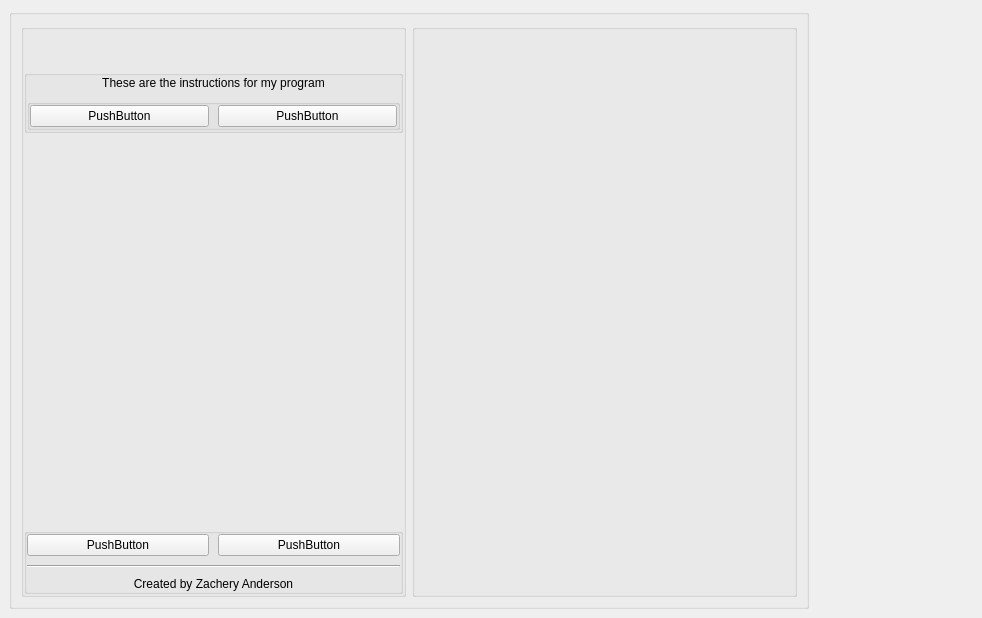
Before: the Qt Designer form Terrain_Generator/window_primary.ui in Erxrick/TerrainGenerator, drawn with Qt 5.
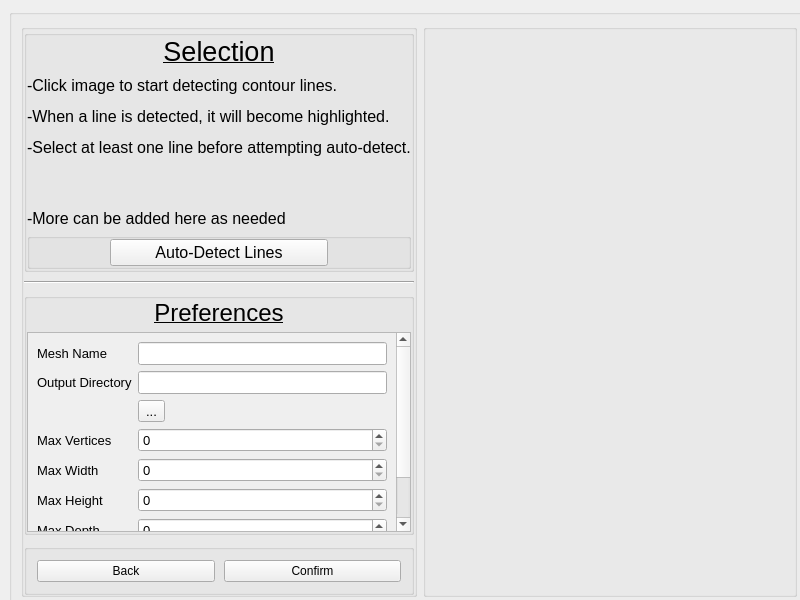
After: the same form once the commit is applied. The open tabs and pages were chosen to show the change. Custom widgets are drawn as their Qt base class.

The edit to the form file:
```diff
--- a/Terrain_Generator/window_primary.ui
+++ b/Terrain_Generator/window_primary.ui
@@ -6,8 +6,8 @@
    <rect>
     <x>0</x>
     <y>0</y>
-    <width>982</width>
-    <height>618</height>
+    <width>800</width>
+    <height>600</height>
    </rect>
   </property>
   <property name="sizePolicy">
@@ -39,6 +39,21 @@
     </size>
    </property>
    <layout class="QGridLayout" name="gridLayout_2">
+    <property name="leftMargin">
+     <number>0</number>
+    </property>
+    <property name="topMargin">
+     <number>0</number>
+    </property>
+    <property name="rightMargin">
+     <number>0</number>
+    </property>
+    <property name="bottomMargin">
+     <number>0</number>
+    </property>
+    <property name="spacing">
+     <number>0</number>
+    </property>
     <item row="0" column="0">
      <widget class="QStackedWidget" name="stackedWidget">
       <property name="enabled">
@@ -63,7 +78,7 @@
        <number>0</number>
       </property>
       <property name="currentIndex">
-       <number>0</number>
+       <number>1</number>
       </property>
       <widget class="MainMenuPage" name="page1">
        <property name="sizePolicy">
@@ -181,8 +196,14 @@
                  </property>
                  <item>
                   <widget class="QLabel" name="label_2">
+                   <property name="font">
+                    <font>
+                     <pointsize>20</pointsize>
+                     <underline>true</underline>
+                    </font>
+                   </property>
                    <property name="text">
-                    <string>These are the instructions for my program</string>
+                    <string>Instructions</string>
                    </property>
                    <property name="alignment">
                     <set>Qt::AlignCenter</set>
@@ -195,6 +216,34 @@
                    </property>
                   </widget>
                  </item>
+                 <item>
+                  <widget class="QLabel" name="label_5">
+                   <property name="font">
+                    <font>
+                     <pointsize>12</pointsize>
+                    </font>
+                   </property>
+                   <property name="text">
+                    <string>&lt;html&gt;&lt;head/&gt;&lt;body&gt;&lt;p&gt;-Load topographical map in supported file type to get started.&lt;/p&gt;&lt;p&gt;-Once proper image is loaded, press continue.&lt;/p&gt;&lt;p&gt;&lt;br/&gt;&lt;/p&gt;&lt;p&gt;-More will get added later but this is good enough for now&lt;/p&gt;&lt;/body&gt;&lt;/html&gt;</string>
+                   </property>
+                   <property name="wordWrap">
+                    <bool>true</bool>
+                   </property>
+                  </widget>
+                 </item>
+                 <item>
+                  <spacer name="verticalSpacer_5">
+                   <property name="orientation">
+                    <enum>Qt::Vertical</enum>
+                   </property>
+                   <property name="sizeHint" stdset="0">
+                    <size>
+                     <width>20</width>
+                     <height>60</height>
+                    </size>
+                   </property>
+                  </spacer>
+                 </item>
                  <item>
                   <widget class="MyStorageBox" name="groupBox_4">
                    <property name="title">
@@ -202,34 +251,92 @@
                    </property>
                    <layout class="QHBoxLayout" name="horizontalLayout_2">
                     <property name="spacing">
-                     <number>9</number>
+                     <number>10</number>
                     </property>
                     <property name="leftMargin">
-                     <number>0</number>
+                     <number>10</number>
                     </property>
                     <property name="topMargin">
-                     <number>0</number>
+                     <number>10</number>
                     </property>
                     <property name="rightMargin">
-                     <number>0</number>
+                     <number>10</number>
                     </property>
                     <property name="bottomMargin">
-                     <number>0</number>
+                     <number>10</number>
                     </property>
                     <item>
-                     <widget class="QPushButton" name="pushButton_4">
+                     <spacer name="horizontalSpacer_3">
+                      <property name="orientation">
+                       <enum>Qt::Horizontal</enum>
+                      </property>
+                      <property name="sizeType">
+                       <enum>QSizePolicy::Preferred</enum>
+                      </property>
+                      <property name="sizeHint" stdset="0">
+                       <size>
+                        <width>60</width>
+                        <height>20</height>
+                       </size>
+                      </property>
+                     </spacer>
+                    </item>
+                    <item>
+                     <widget class="QPushButton" name="btnImageLoad">
+                      <property name="font">
+                       <font>
+                        <pointsize>12</pointsize>
+                       </font>
+                      </property>
                       <property name="text">
-                       <string>PushButton</string>
+                       <string>Load Image</string>
                       </property>
                      </widget>
                     </item>
                     <item>
-                     <widget class="QPushButton" name="pushButton_3">
+                     <spacer name="horizontalSpacer">
+                      <property name="orientation">
+                       <enum>Qt::Horizontal</enum>
+                      </property>
+                      <property name="sizeType">
+                       <enum>QSizePolicy::Maximum</enum>
+                      </property>
+                      <property name="sizeHint" stdset="0">
+                       <size>
+                        <width>60</width>
+                        <height>20</height>
+                       </size>
+                      </property>
+                     </spacer>
+                    </item>
+                    <item>
+                     <widget class="QPushButton" name="btnContinue">
+                      <property name="font">
+                       <font>
+                        <pointsize>12</pointsize>
+                       </font>
+                      </property>
                       <property name="text">
-                       <string>PushButton</string>
+                       <string>Continue</string>
                       </property>
                      </widget>
                     </item>
+                    <item>
+                     <spacer name="horizontalSpacer_2">
+                      <property name="orientation">
+                       <enum>Qt::Horizontal</enum>
+                      </property>
+                      <property name="sizeType">
+                       <enum>QSizePolicy::Preferred</enum>
+                      </property>
+                      <property name="sizeHint" stdset="0">
+                       <size>
+                        <width>60</width>
+                        <height>20</height>
+                       </size>
+                      </property>
+                     </spacer>
+                    </item>
                    </layout>
                   </widget>
                  </item>
@@ -262,32 +369,18 @@
                   <number>0</number>
                  </property>
                  <property name="topMargin">
-                  <number>0</number>
+                  <number>10</number>
                  </property>
                  <property name="rightMargin">
                   <number>0</number>
                  </property>
                  <property name="bottomMargin">
-                  <number>0</number>
+                  <number>10</number>
                  </property>
                  <property name="spacing">
                   <number>9</number>
                  </property>
                  <item row="1" column="0" colspan="2">
-                  <widget class="Line" name="line">
-                   <property name="orientation">
-                    <enum>Qt::Horizontal</enum>
-                   </property>
-                  </widget>
-                 </item>
-                 <item row="0" column="1">
-                  <widget class="QPushButton" name="pushButton_2">
-                   <property name="text">
-                    <string>PushButton</string>
-                   </property>
-                  </widget>
-                 </item>
-                 <item row="2" column="0" colspan="2">
                   <widget class="QLabel" name="label">
                    <property name="text">
                     <string>Created by Zachery Anderson</string>
@@ -303,10 +396,10 @@
                    </property>
                   </widget>
                  </item>
-                 <item row="0" column="0">
-                  <widget class="QPushButton" name="pushButton">
-                   <property name="text">
-                    <string>PushButton</string>
+                 <item row="0" column="0" colspan="2">
+                  <widget class="Line" name="line">
+                   <property name="orientation">
+                    <enum>Qt::Horizontal</enum>
                    </property>
                   </widget>
                  </item>
@@ -348,6 +441,9 @@
                   <verstretch>0</verstretch>
                  </sizepolicy>
                 </property>
+                <property name="autoFillBackground">
+                 <bool>false</bool>
+                </property>
                </widget>
               </item>
              </layout>
@@ -365,15 +461,9 @@
          <verstretch>0</verstretch>
         </sizepolicy>
        </property>
+       <layout class="QGridLayout" name="gridLayout_7">
+        <item row="0" column="0">
        <widget class="MyStorageBox" name="groupBox_7">
-        <property name="geometry">
-         <rect>
-          <x>0</x>
-          <y>0</y>
-          <width>800</width>
-          <height>600</height>
-         </rect>
-        </property>
         <property name="sizePolicy">
          <sizepolicy hsizetype="Expanding" vsizetype="Expanding">
           <horstretch>0</horstretch>
@@ -408,22 +498,6 @@
             <property name="bottomMargin">
              <number>0</number>
             </property>
-            <item>
-             <spacer name="verticalSpacer_3">
-              <property name="orientation">
-               <enum>Qt::Vertical</enum>
-              </property>
-              <property name="sizeType">
-               <enum>QSizePolicy::Maximum</enum>
-              </property>
-              <property name="sizeHint" stdset="0">
-               <size>
-                <width>20</width>
-                <height>40</height>
-               </size>
-              </property>
-             </spacer>
-            </item>
             <item>
              <widget class="MyStorageBox" name="groupBox_9">
               <property name="title">
@@ -448,7 +522,7 @@
                <item>
                 <widget class="QLabel" name="label_3">
                  <property name="text">
-                  <string>These are the instructions for my program</string>
+                    <string>&lt;html&gt;&lt;head/&gt;&lt;body&gt;&lt;p align=&quot;center&quot;&gt;&lt;span style=&quot; font-size:20pt; text-decoration: underline;&quot;&gt;Selection&lt;/span&gt;&lt;/p&gt;&lt;/body&gt;&lt;/html&gt;</string>
                  </property>
                  <property name="alignment">
                   <set>Qt::AlignCenter</set>
@@ -461,6 +535,13 @@
                  </property>
                 </widget>
                </item>
+                 <item>
+                  <widget class="QLabel" name="label_6">
+                   <property name="text">
+                    <string>&lt;html&gt;&lt;head/&gt;&lt;body&gt;&lt;p&gt;&lt;span style=&quot; font-size:12pt;&quot;&gt;-Click image to start detecting contour lines.&lt;/span&gt;&lt;/p&gt;&lt;p&gt;&lt;span style=&quot; font-size:12pt;&quot;&gt;-When a line is detected, it will become highlighted.&lt;/span&gt;&lt;/p&gt;&lt;p&gt;&lt;span style=&quot; font-size:12pt;&quot;&gt;-Select at least one line before attempting auto-detect.&lt;/span&gt;&lt;/p&gt;&lt;p&gt;&lt;br/&gt;&lt;/p&gt;&lt;p&gt;&lt;span style=&quot; font-size:12pt;&quot;&gt;-More can be added here as needed&lt;/span&gt;&lt;/p&gt;&lt;/body&gt;&lt;/html&gt;</string>
+                   </property>
+                  </widget>
+                 </item>
                <item>
                 <widget class="MyStorageBox" name="groupBox_10">
                  <property name="title">
@@ -483,96 +564,452 @@
                    <number>0</number>
                   </property>
                   <item>
-                   <widget class="QPushButton" name="pushButton_5">
-                    <property name="text">
-                     <string>PushButton</string>
-                    </property>
-                   </widget>
+                     <spacer name="horizontalSpacer_7">
+                      <property name="orientation">
+                       <enum>Qt::Horizontal</enum>
+                      </property>
+                      <property name="sizeType">
+                       <enum>QSizePolicy::Preferred</enum>
+                      </property>
+                      <property name="sizeHint" stdset="0">
+                       <size>
+                        <width>80</width>
+                        <height>20</height>
+                       </size>
+                      </property>
+                     </spacer>
                   </item>
                   <item>
-                   <widget class="QPushButton" name="pushButton_6">
+                     <widget class="QPushButton" name="btnAutoDetect">
+                      <property name="sizePolicy">
+                       <sizepolicy hsizetype="Minimum" vsizetype="Fixed">
+                        <horstretch>0</horstretch>
+                        <verstretch>0</verstretch>
+                       </sizepolicy>
+                      </property>
+                      <property name="font">
+                       <font>
+                        <pointsize>12</pointsize>
+                       </font>
+                      </property>
                     <property name="text">
-                     <string>PushButton</string>
+                       <string>Auto-Detect Lines</string>
                     </property>
                    </widget>
                   </item>
-                 </layout>
-                </widget>
-               </item>
-              </layout>
-             </widget>
-            </item>
             <item>
-             <spacer name="verticalSpacer_4">
+                     <spacer name="horizontalSpacer_8">
               <property name="orientation">
-               <enum>Qt::Vertical</enum>
+                       <enum>Qt::Horizontal</enum>
               </property>
               <property name="sizeType">
-               <enum>QSizePolicy::MinimumExpanding</enum>
+                       <enum>QSizePolicy::Preferred</enum>
               </property>
               <property name="sizeHint" stdset="0">
                <size>
-                <width>20</width>
-                <height>50</height>
+                        <width>80</width>
+                        <height>20</height>
                </size>
               </property>
              </spacer>
             </item>
+                   </layout>
+                  </widget>
+                 </item>
+                </layout>
+               </widget>
+              </item>
             <item>
-             <widget class="MyStorageBox" name="groupBox_11">
-              <property name="title">
-               <string/>
-              </property>
-              <layout class="QGridLayout" name="gridLayout_6">
-               <property name="leftMargin">
-                <number>0</number>
-               </property>
-               <property name="topMargin">
-                <number>0</number>
-               </property>
-               <property name="rightMargin">
-                <number>0</number>
-               </property>
-               <property name="bottomMargin">
-                <number>0</number>
-               </property>
-               <property name="spacing">
-                <number>9</number>
-               </property>
-               <item row="1" column="0" colspan="2">
                 <widget class="Line" name="line_2">
                  <property name="orientation">
                   <enum>Qt::Horizontal</enum>
                  </property>
                 </widget>
                </item>
-               <item row="0" column="1">
-                <widget class="QPushButton" name="pushButton_7">
+              <item>
+               <widget class="MyStorageBox" name="groupBox_13">
+                <property name="title">
+                 <string/>
+                </property>
+                <layout class="QGridLayout">
+                 <property name="leftMargin">
+                  <number>0</number>
+                 </property>
+                 <property name="topMargin">
+                  <number>0</number>
+                 </property>
+                 <property name="rightMargin">
+                  <number>0</number>
+                 </property>
+                 <property name="bottomMargin">
+                  <number>0</number>
+                 </property>
+                 <property name="spacing">
+                  <number>0</number>
+                 </property>
+                 <item row="0" column="0">
+                  <widget class="QLabel" name="label_14">
+                   <property name="sizePolicy">
+                    <sizepolicy hsizetype="Preferred" vsizetype="Maximum">
+                     <horstretch>0</horstretch>
+                     <verstretch>0</verstretch>
+                    </sizepolicy>
+                   </property>
                  <property name="text">
-                  <string>PushButton</string>
+                    <string>&lt;html&gt;&lt;head/&gt;&lt;body&gt;&lt;p align=&quot;center&quot;&gt;&lt;span style=&quot; font-size:18pt; text-decoration: underline;&quot;&gt;Preferences&lt;/span&gt;&lt;/p&gt;&lt;/body&gt;&lt;/html&gt;</string>
+                   </property>
+                   <property name="margin">
+                    <number>0</number>
                  </property>
                 </widget>
                </item>
-               <item row="2" column="0" colspan="2">
+                 <item row="2" column="0">
+                  <widget class="QScrollArea" name="scrollArea">
+                   <property name="sizePolicy">
+                    <sizepolicy hsizetype="Minimum" vsizetype="Minimum">
+                     <horstretch>0</horstretch>
+                     <verstretch>0</verstretch>
+                    </sizepolicy>
+                   </property>
+                   <property name="widgetResizable">
+                    <bool>true</bool>
+                   </property>
+                   <widget class="QWidget" name="scrollAreaWidgetContents">
+                    <property name="geometry">
+                     <rect>
+                      <x>0</x>
+                      <y>-222</y>
+                      <width>367</width>
+                      <height>290</height>
+                     </rect>
+                    </property>
+                    <layout class="QFormLayout" name="formLayout">
+                     <item row="0" column="0">
                 <widget class="QLabel" name="label_4">
+                       <property name="font">
+                        <font>
+                         <pointsize>10</pointsize>
+                        </font>
+                       </property>
+                       <property name="focusPolicy">
+                        <enum>Qt::ClickFocus</enum>
+                       </property>
                  <property name="text">
-                  <string>Created by Zachery Anderson</string>
+                        <string>Mesh Name</string>
+                       </property>
+                       <property name="buddy">
+                        <cstring>inputMeshName</cstring>
+                       </property>
+                      </widget>
+                     </item>
+                     <item row="2" column="0">
+                      <widget class="QLabel" name="label_7">
+                       <property name="font">
+                        <font>
+                         <pointsize>10</pointsize>
+                        </font>
+                       </property>
+                       <property name="text">
+                        <string>Output Directory</string>
+                       </property>
+                       <property name="buddy">
+                        <cstring>inputOutputDirectory</cstring>
+                       </property>
+                      </widget>
+                     </item>
+                     <item row="4" column="0">
+                      <widget class="QLabel" name="label_8">
+                       <property name="font">
+                        <font>
+                         <pointsize>10</pointsize>
+                        </font>
+                       </property>
+                       <property name="text">
+                        <string>Max Vertices</string>
+                       </property>
+                       <property name="buddy">
+                        <cstring>inputMaxVertices</cstring>
+                       </property>
+                      </widget>
+                     </item>
+                     <item row="5" column="0">
+                      <widget class="QLabel" name="label_9">
+                       <property name="font">
+                        <font>
+                         <pointsize>10</pointsize>
+                        </font>
+                       </property>
+                       <property name="text">
+                        <string>Max Width</string>
+                       </property>
+                       <property name="buddy">
+                        <cstring>inputMaxWidth</cstring>
+                       </property>
+                      </widget>
+                     </item>
+                     <item row="6" column="0">
+                      <widget class="QLabel" name="label_10">
+                       <property name="font">
+                        <font>
+                         <pointsize>10</pointsize>
+                        </font>
+                       </property>
+                       <property name="text">
+                        <string>Max Height</string>
+                       </property>
+                       <property name="buddy">
+                        <cstring>inputMaxHeight</cstring>
+                       </property>
+                      </widget>
+                     </item>
+                     <item row="7" column="0">
+                      <widget class="QLabel" name="label_11">
+                       <property name="font">
+                        <font>
+                         <pointsize>10</pointsize>
+                        </font>
+                       </property>
+                       <property name="text">
+                        <string>Max Depth</string>
+                       </property>
+                       <property name="buddy">
+                        <cstring>inputMaxDepth</cstring>
+                       </property>
+                      </widget>
+                     </item>
+                     <item row="8" column="0">
+                      <widget class="QLabel" name="label_12">
+                       <property name="font">
+                        <font>
+                         <pointsize>10</pointsize>
+                        </font>
+                       </property>
+                       <property name="text">
+                        <string>Quality</string>
+                       </property>
+                       <property name="buddy">
+                        <cstring>inputQuality</cstring>
+                       </property>
+                      </widget>
+                     </item>
+                     <item row="3" column="0">
+                      <widget class="QLabel" name="label_13">
+                       <property name="font">
+                        <font>
+                         <pointsize>10</pointsize>
+                        </font>
+                       </property>
+                       <property name="text">
+                        <string>   </string>
+                       </property>
+                      </widget>
+                     </item>
+                     <item row="0" column="1">
+                      <widget class="QLineEdit" name="inputMeshName">
+                       <property name="font">
+                        <font>
+                         <pointsize>10</pointsize>
+                        </font>
+                       </property>
+                      </widget>
+                     </item>
+                     <item row="2" column="1">
+                      <widget class="QLineEdit" name="inputOutputDirectory">
+                       <property name="font">
+                        <font>
+                         <pointsize>10</pointsize>
+                        </font>
+                       </property>
+                      </widget>
+                     </item>
+                     <item row="5" column="1">
+                      <widget class="QSpinBox" name="inputMaxWidth">
+                       <property name="font">
+                        <font>
+                         <pointsize>10</pointsize>
+                        </font>
+                       </property>
+                       <property name="maximum">
+                        <number>5000</number>
+                       </property>
+                      </widget>
+                     </item>
+                     <item row="6" column="1">
+                      <widget class="QSpinBox" name="inputMaxHeight">
+                       <property name="font">
+                        <font>
+                         <pointsize>10</pointsize>
+                        </font>
+                       </property>
+                       <property name="maximum">
+                        <number>5000</number>
+                       </property>
+                      </widget>
+                     </item>
+                     <item row="4" column="1">
+                      <widget class="QSpinBox" name="inputMaxVertices">
+                       <property name="font">
+                        <font>
+                         <pointsize>10</pointsize>
+                        </font>
+                       </property>
+                       <property name="maximum">
+                        <number>5000</number>
+                       </property>
+                      </widget>
+                     </item>
+                     <item row="7" column="1">
+                      <widget class="QSpinBox" name="inputMaxDepth">
+                       <property name="font">
+                        <font>
+                         <pointsize>10</pointsize>
+                        </font>
+                       </property>
+                       <property name="maximum">
+                        <number>5000</number>
+                       </property>
+                      </widget>
+                     </item>
+                     <item row="3" column="1">
+                      <widget class="QToolButton" name="toolBtnOutputDirectory">
+                       <property name="font">
+                        <font>
+                         <pointsize>10</pointsize>
+                        </font>
+                       </property>
+                       <property name="text">
+                        <string>...</string>
+                       </property>
+                       <property name="popupMode">
+                        <enum>QToolButton::InstantPopup</enum>
+                       </property>
+                       <property name="arrowType">
+                        <enum>Qt::NoArrow</enum>
+                       </property>
+                      </widget>
+                     </item>
+                     <item row="8" column="1">
+                      <widget class="MyStorageBox" name="inputQuality">
+                       <property name="sizePolicy">
+                        <sizepolicy hsizetype="Preferred" vsizetype="Preferred">
+                         <horstretch>0</horstretch>
+                         <verstretch>0</verstretch>
+                        </sizepolicy>
+                       </property>
+                       <property name="font">
+                        <font>
+                         <pointsize>10</pointsize>
+                        </font>
+                       </property>
+                       <property name="title">
+                        <string/>
                  </property>
                  <property name="alignment">
-                  <set>Qt::AlignCenter</set>
-                 </property>
-                 <property name="wordWrap">
-                  <bool>true</bool>
-                 </property>
-                 <property name="margin">
-                  <number>6</number>
-                 </property>
-                </widget>
-               </item>
+                        <set>Qt::AlignLeading|Qt::AlignLeft|Qt::AlignTop</set>
+                       </property>
+                       <property name="flat">
+                        <bool>false</bool>
+                       </property>
+                       <property name="checkable">
+                        <bool>false</bool>
+                       </property>
+                       <layout class="QGridLayout" name="gridLayout_8">
+                        <property name="leftMargin">
+                         <number>0</number>
+                        </property>
+                        <property name="topMargin">
+                         <number>0</number>
+                        </property>
+                        <property name="rightMargin">
+                         <number>0</number>
+                        </property>
+                        <property name="bottomMargin">
+                         <number>0</number>
+                        </property>
+                        <property name="spacing">
+                         <number>0</number>
+                        </property>
+                        <item row="0" column="0">
+                         <widget class="QRadioButton" name="radioButton">
+                          <property name="text">
+                           <string>Low</string>
+                          </property>
+                         </widget>
+                        </item>
+                        <item row="0" column="1">
+                         <widget class="QRadioButton" name="radioButton_2">
+                          <property name="text">
+                           <string>Medium</string>
+                          </property>
+                         </widget>
+                        </item>
+                        <item row="0" column="2">
+                         <widget class="QRadioButton" name="radioButton_3">
+                          <property name="text">
+                           <string>High</string>
+                          </property>
+                         </widget>
+                        </item>
+                       </layout>
+                      </widget>
+                     </item>
+                    </layout>
+                   </widget>
+                  </widget>
+                 </item>
+                 <item row="1" column="0">
+                  <widget class="QLabel" name="label_15">
+                   <property name="font">
+                    <font>
+                     <pointsize>3</pointsize>
+                    </font>
+                   </property>
+                   <property name="text">
+                    <string/>
+                   </property>
+                  </widget>
+                 </item>
+                </layout>
+               </widget>
+              </item>
+              <item>
+               <widget class="MyStorageBox" name="groupBox_11">
+                <property name="sizePolicy">
+                 <sizepolicy hsizetype="Preferred" vsizetype="Maximum">
+                  <horstretch>0</horstretch>
+                  <verstretch>0</verstretch>
+                 </sizepolicy>
+                </property>
+                <property name="title">
+                 <string/>
+                </property>
+                <layout class="QGridLayout" name="gridLayout_6">
+                 <property name="leftMargin">
+                  <number>10</number>
+                 </property>
+                 <property name="topMargin">
+                  <number>10</number>
+                 </property>
+                 <property name="rightMargin">
+                  <number>10</number>
+                 </property>
+                 <property name="bottomMargin">
+                  <number>10</number>
+                 </property>
+                 <property name="spacing">
+                  <number>9</number>
+                 </property>
                <item row="0" column="0">
-                <widget class="QPushButton" name="pushButton_8">
+                  <widget class="QPushButton" name="btnBack">
                  <property name="text">
-                  <string>PushButton</string>
+                    <string>Back</string>
+                   </property>
+                  </widget>
+                 </item>
+                 <item row="0" column="1">
+                  <widget class="QPushButton" name="btnConfirm">
+                   <property name="text">
+                    <string>Confirm</string>
                  </property>
                 </widget>
                </item>
@@ -621,6 +1058,8 @@
          </item>
         </layout>
        </widget>
+        </item>
+       </layout>
       </widget>
       <widget class="QWidget" name="page3">
        <property name="sizePolicy">
```
Left out of the diff: 20 changed lines with no effect on the pictures. Lines whose indentation alone changed are shown as unchanged.
